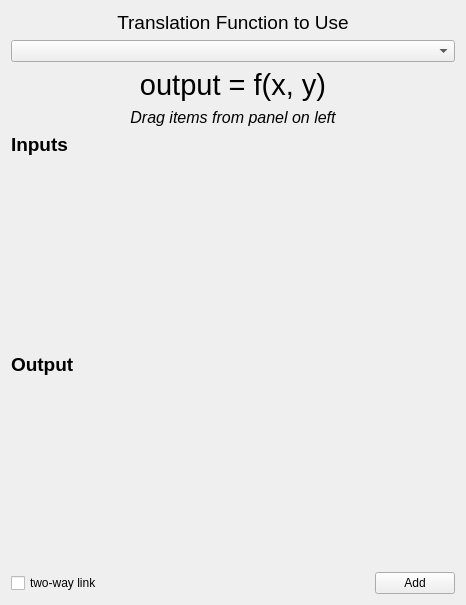
Above: glue/qt/ui/link_equation.ui from glue-viz/glue before the change. Below: the same form after it.
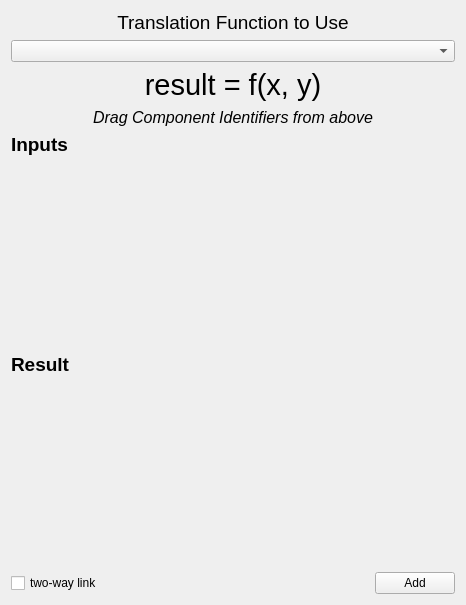
That is the form after the change.

Commit message: Tidying up link code

What changed in the file:
```diff
--- a/glue/qt/ui/link_equation.ui
+++ b/glue/qt/ui/link_equation.ui
@@ -47,7 +47,7 @@
         </font>
        </property>
        <property name="text">
-        <string>output = f(x, y)</string>
+        <string>result = f(x, y)</string>
        </property>
        <property name="alignment">
         <set>Qt::AlignCenter</set>
@@ -64,7 +64,7 @@
         </font>
        </property>
        <property name="text">
-        <string>Drag items from panel on left</string>
+        <string>Drag Component Identifiers from above</string>
        </property>
        <property name="alignment">
         <set>Qt::AlignCenter</set>
@@ -123,7 +123,7 @@
           </font>
          </property>
          <property name="text">
-          <string>Output</string>
+          <string>Result</string>
          </property>
          <property name="alignment">
           <set>Qt::AlignLeading|Qt::AlignLeft|Qt::AlignTop</set>
```
Left out of the diff: 10 changed lines with no effect on the pictures. The commit also changes 2 other files.
